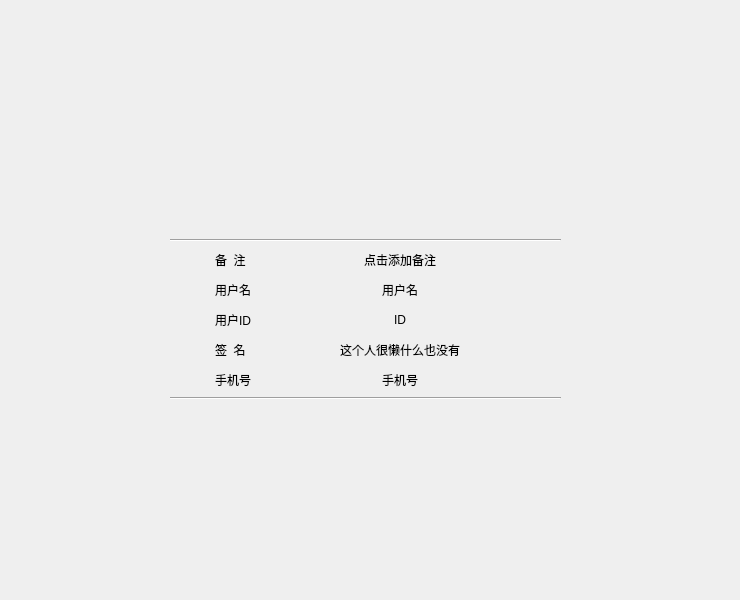
Old version of the form client/IM_FOR_P2P/showuserinfo.ui in the repository longmenzheng/IM_FOR_P2P.
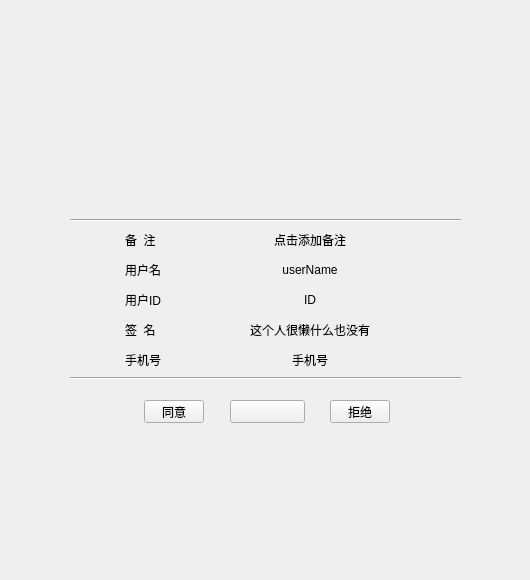
New version of the form. Icons and pictures are not drawn.

Diff of the .ui file:
```diff
--- a/client/IM_FOR_P2P/showuserinfo.ui
+++ b/client/IM_FOR_P2P/showuserinfo.ui
@@ -6,8 +6,8 @@
    <rect>
     <x>0</x>
     <y>0</y>
-    <width>740</width>
-    <height>600</height>
+    <width>530</width>
+    <height>580</height>
    </rect>
   </property>
   <property name="windowTitle">
@@ -16,10 +16,10 @@
   <widget class="QWidget" name="widget" native="true">
    <property name="geometry">
     <rect>
-     <x>170</x>
-     <y>140</y>
+     <x>70</x>
+     <y>120</y>
      <width>391</width>
-     <height>281</height>
+     <height>311</height>
     </rect>
    </property>
    <widget class="QLabel" name="userIcon">
@@ -70,7 +70,7 @@
    <widget class="QLabel" name="remarkName">
     <property name="geometry">
      <rect>
-      <x>45</x>
+      <x>55</x>
       <y>110</y>
       <width>50</width>
       <height>20</height>
@@ -83,7 +83,7 @@
    <widget class="QLabel" name="remarkName_2">
     <property name="geometry">
      <rect>
-      <x>45</x>
+      <x>55</x>
       <y>140</y>
       <width>50</width>
       <height>20</height>
@@ -96,7 +96,7 @@
    <widget class="QLabel" name="remarkName_3">
     <property name="geometry">
      <rect>
-      <x>45</x>
+      <x>55</x>
       <y>200</y>
       <width>50</width>
       <height>20</height>
@@ -109,7 +109,7 @@
    <widget class="QLabel" name="remarkName_4">
     <property name="geometry">
      <rect>
-      <x>45</x>
+      <x>55</x>
       <y>230</y>
       <width>50</width>
       <height>20</height>
@@ -122,7 +122,7 @@
    <widget class="QPushButton" name="remarkButton">
     <property name="geometry">
      <rect>
-      <x>110</x>
+      <x>120</x>
       <y>110</y>
       <width>240</width>
       <height>20</height>
@@ -135,74 +135,10 @@
      <bool>true</bool>
     </property>
    </widget>
-   <widget class="QLabel" name="userName">
-    <property name="geometry">
-     <rect>
-      <x>110</x>
-      <y>140</y>
-      <width>240</width>
-      <height>20</height>
-     </rect>
-    </property>
-    <property name="text">
-     <string>用户名</string>
-    </property>
-    <property name="alignment">
-     <set>Qt::AlignCenter</set>
-    </property>
-   </widget>
-   <widget class="QLabel" name="userSign">
-    <property name="geometry">
-     <rect>
-      <x>110</x>
-      <y>200</y>
-      <width>240</width>
-      <height>20</height>
-     </rect>
-    </property>
-    <property name="text">
-     <string>这个人很懒什么也没有</string>
-    </property>
-    <property name="alignment">
-     <set>Qt::AlignCenter</set>
-    </property>
-   </widget>
-   <widget class="QLabel" name="phone">
-    <property name="geometry">
-     <rect>
-      <x>110</x>
-      <y>230</y>
-      <width>240</width>
-      <height>20</height>
-     </rect>
-    </property>
-    <property name="text">
-     <string>手机号</string>
-    </property>
-    <property name="alignment">
-     <set>Qt::AlignCenter</set>
-    </property>
-   </widget>
-   <widget class="QLabel" name="userID">
-    <property name="geometry">
-     <rect>
-      <x>110</x>
-      <y>170</y>
-      <width>240</width>
-      <height>20</height>
-     </rect>
-    </property>
-    <property name="text">
-     <string>ID</string>
-    </property>
-    <property name="alignment">
-     <set>Qt::AlignCenter</set>
-    </property>
-   </widget>
    <widget class="QLabel" name="remarkName_5">
     <property name="geometry">
      <rect>
-      <x>45</x>
+      <x>55</x>
       <y>170</y>
       <width>50</width>
       <height>20</height>
@@ -215,7 +151,7 @@
    <widget class="QLabel" name="label">
     <property name="geometry">
      <rect>
-      <x>20</x>
+      <x>30</x>
       <y>110</y>
       <width>20</width>
       <height>20</height>
@@ -234,7 +170,7 @@
    <widget class="QLabel" name="label_2">
     <property name="geometry">
      <rect>
-      <x>20</x>
+      <x>30</x>
       <y>140</y>
       <width>20</width>
       <height>20</height>
@@ -253,7 +189,7 @@
    <widget class="QLabel" name="label_3">
     <property name="geometry">
      <rect>
-      <x>20</x>
+      <x>30</x>
       <y>170</y>
       <width>20</width>
       <height>20</height>
@@ -272,7 +208,7 @@
    <widget class="QLabel" name="label_4">
     <property name="geometry">
      <rect>
-      <x>20</x>
+      <x>30</x>
       <y>200</y>
       <width>20</width>
       <height>20</height>
@@ -291,7 +227,7 @@
    <widget class="QLabel" name="label_5">
     <property name="geometry">
      <rect>
-      <x>20</x>
+      <x>30</x>
       <y>230</y>
       <width>20</width>
       <height>20</height>
@@ -307,6 +243,138 @@
      <bool>true</bool>
     </property>
    </widget>
+   <widget class="QPushButton" name="userID">
+    <property name="geometry">
+     <rect>
+      <x>120</x>
+      <y>170</y>
+      <width>240</width>
+      <height>20</height>
+     </rect>
+    </property>
+    <property name="text">
+     <string>ID</string>
+    </property>
+    <property name="flat">
+     <bool>true</bool>
+    </property>
+   </widget>
+   <widget class="QPushButton" name="userSign">
+    <property name="geometry">
+     <rect>
+      <x>120</x>
+      <y>200</y>
+      <width>240</width>
+      <height>20</height>
+     </rect>
+    </property>
+    <property name="text">
+     <string>这个人很懒什么也没有</string>
+    </property>
+    <property name="flat">
+     <bool>true</bool>
+    </property>
+   </widget>
+   <widget class="QPushButton" name="phone">
+    <property name="geometry">
+     <rect>
+      <x>120</x>
+      <y>230</y>
+      <width>240</width>
+      <height>20</height>
+     </rect>
+    </property>
+    <property name="text">
+     <string>手机号</string>
+    </property>
+    <property name="flat">
+     <bool>true</bool>
+    </property>
+   </widget>
+   <widget class="QPushButton" name="userName">
+    <property name="geometry">
+     <rect>
+      <x>120</x>
+      <y>140</y>
+      <width>240</width>
+      <height>20</height>
+     </rect>
+    </property>
+    <property name="text">
+     <string>userName</string>
+    </property>
+    <property name="flat">
+     <bool>true</bool>
+    </property>
+   </widget>
+   <widget class="QPushButton" name="addORchat">
+    <property name="geometry">
+     <rect>
+      <x>160</x>
+      <y>280</y>
+      <width>75</width>
+      <height>23</height>
+     </rect>
+    </property>
+    <property name="cursor">
+     <cursorShape>PointingHandCursor</cursorShape>
+    </property>
+    <property name="text">
+     <string/>
+    </property>
+   </widget>
+   <widget class="QPushButton" name="agreeButton">
+    <property name="geometry">
+     <rect>
+      <x>74</x>
+      <y>280</y>
+      <width>60</width>
+      <height>23</height>
+     </rect>
+    </property>
+    <property name="cursor">
+     <cursorShape>PointingHandCursor</cursorShape>
+    </property>
+    <property name="text">
+     <string>同意</string>
+    </property>
+    <property name="icon">
+     <iconset resource="Res.qrc">
+      <normaloff>:/Resource/Images/agree.png</normaloff>:/Resource/Images/agree.png</iconset>
+    </property>
+    <property name="iconSize">
+     <size>
+      <width>20</width>
+      <height>20</height>
+     </size>
+    </property>
+   </widget>
+   <widget class="QPushButton" name="disagreeButton">
+    <property name="geometry">
+     <rect>
+      <x>260</x>
+      <y>280</y>
+      <width>60</width>
+      <height>23</height>
+     </rect>
+    </property>
+    <property name="cursor">
+     <cursorShape>PointingHandCursor</cursorShape>
+    </property>
+    <property name="text">
+     <string>拒绝</string>
+    </property>
+    <property name="icon">
+     <iconset resource="Res.qrc">
+      <normaloff>:/Resource/Images/disagree.png</normaloff>:/Resource/Images/disagree.png</iconset>
+    </property>
+    <property name="iconSize">
+     <size>
+      <width>20</width>
+      <height>20</height>
+     </size>
+    </property>
+   </widget>
   </widget>
  </widget>
  <resources>
```
